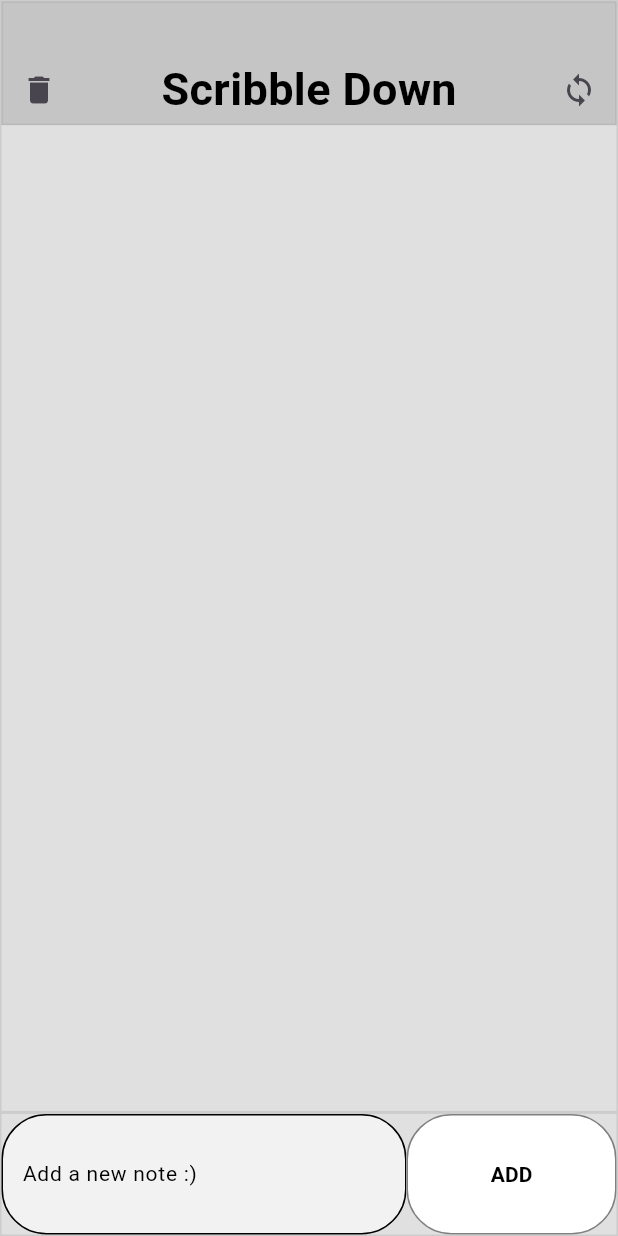
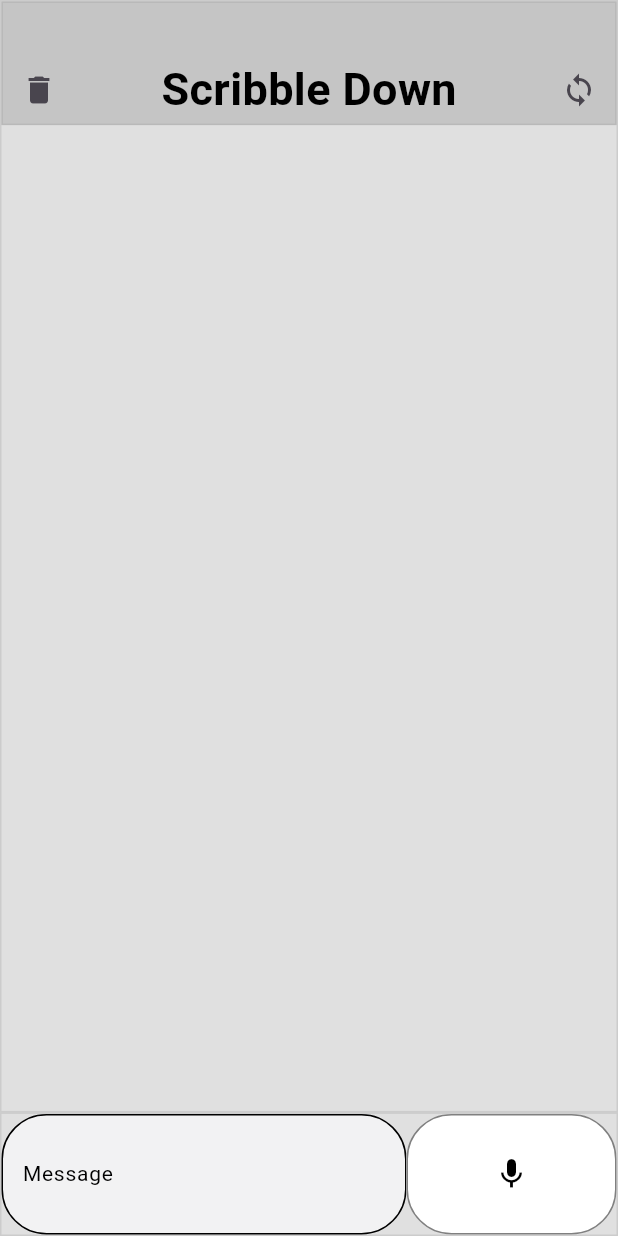
Before and after one commit to Symbian-Bro/chat_clone, a Flutter app: the screen it shows after launch, on a phone screen of 412 x 824 dp. Run offline on Flutter 3.47's test engine with Material 3 defaults, Android fonts, the phone set to English and light mode, and no system bars.

Commit message:
Updated the hint text and changed the icon of the send button to better resemble the interface of WhatsApp. CLicking the mic button does nothing currently other than showing a pop-up.

```diff
--- a/lib/homescreen.dart
+++ b/lib/homescreen.dart
@@ -24,7 +24,7 @@ class _HomeScreenState extends State<HomeScreen> {
         notes.add(txtController.text);
         txtController.clear();
       } else {
-        toast("Please enter a note");
+        toast("Please enter a message");
         txtController.clear();
       }
     });
@@ -246,7 +246,7 @@ class _HomeScreenState extends State<HomeScreen> {
                           width: 1,
                         ),
                       ),
-                      hintText: "Add a new note :)",
+                      hintText: "Message",
                       hintStyle: TextStyle(
                         fontWeight: FontWeight.w400,
                         fontStyle: FontStyle.normal,
@@ -262,7 +262,11 @@ class _HomeScreenState extends State<HomeScreen> {
                 ),
                 MaterialButton(
                   onPressed: () {
-                    push_data();
+                    if (txtController.text.isNotEmpty) {
+                      push_data();
+                    } else {
+                      toast("Voice notes coming soon!!");
+                    }
                   },
                   color: Color(0xffffffff),
                   elevation: 0,
@@ -274,14 +278,10 @@ class _HomeScreenState extends State<HomeScreen> {
                   textColor: Color(0xff000000),
                   height: MediaQuery.of(context).size.height,
                   minWidth: 140,
-                  child: Text(
-                    "ADD",
-                    style: TextStyle(
-                      fontSize: 14,
-                      fontWeight: FontWeight.bold,
-                      fontStyle: FontStyle.normal,
-                    ),
-                  ),
+                  child: Icon(
+                    Icons.mic,
+                    color: Color(0xff000000),
+                  )
                 ),
               ],
             ),
```
